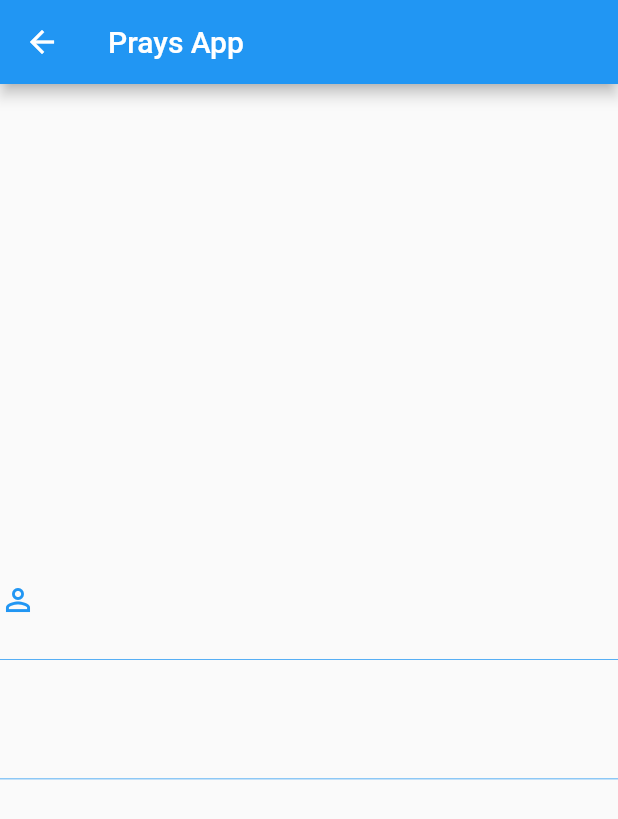
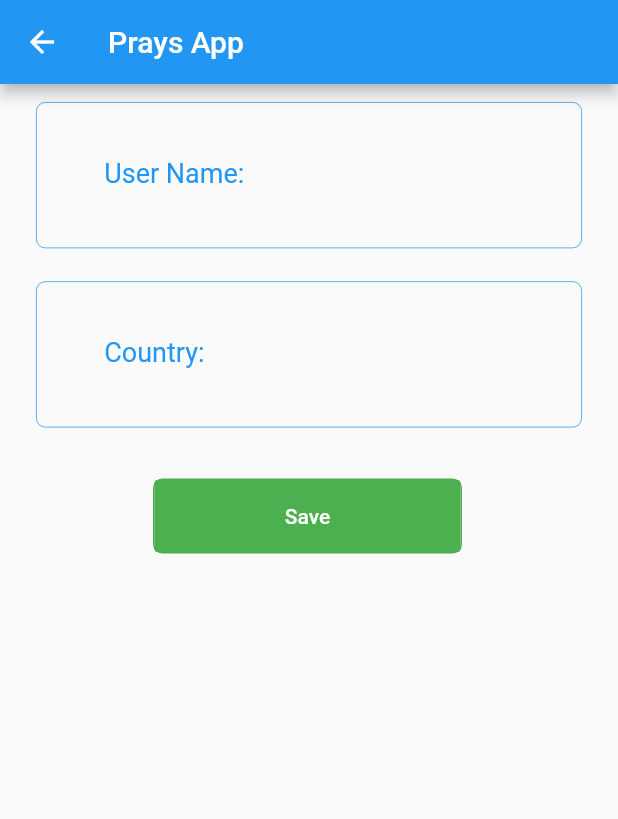
Before and after one commit to Jongui/PrayerApp, a Flutter app: the screen it shows after launch, after a tap on "Edit", on a phone screen of 412 x 824 dp. Shown: the top 819 px of the screen. Run offline on Flutter 3.47's test engine with Material 2 defaults, Android fonts, the phone set to English and light mode, and no system bars; our stand-ins replace firebase_auth, font_awesome_flutter, google_sign_in; accounts and stored records are empty.

Commit message:
Commit edit user and init edit churches.

```diff
--- /dev/null
+++ b/lib/components/edit_button.dart
@@ -0,0 +1,32 @@
+import 'package:flutter/material.dart';
+
+class EditButton extends StatelessWidget {
+
+  final VoidCallback onPressed;
+  final Size screenSize;
+
+  EditButton({this.onPressed, this.screenSize});
+
+  @override
+  Widget build(BuildContext context) {
+    return Container(
+        height: screenSize.height / 20,
+        width: screenSize.width / 4,
+        margin: EdgeInsets.only(left: 18.0),
+        padding: const EdgeInsets.all(0.0),
+        decoration: new BoxDecoration(
+            border: new Border.all(color: Colors.blue),
+            borderRadius: BorderRadius.circular(6.25),
+            shape: BoxShape.rectangle
+        ),
+        child: RaisedButton(
+            onPressed: onPressed,
+            elevation: 0.0,
+            color: Colors.white30,
+            disabledColor: Colors.blueGrey,
+            splashColor: Colors.blue,
+            child: Text('Edit'))
+    );
+  }
+
+}
--- /dev/null
+++ b/lib/components/input_field_area.dart
@@ -0,0 +1,57 @@
+import 'package:flutter/material.dart';
+
+class InputFieldArea extends StatelessWidget {
+  final String hint;
+  final String labelText;
+  final bool obscure;
+  final IconData icon;
+  final TextEditingController controller;
+  InputFieldArea({this.hint, this.obscure, this.icon, this.controller, this.labelText});
+  @override
+  Widget build(BuildContext context) {
+    return (new Container(
+      decoration: new BoxDecoration(
+        border: new Border(
+          bottom: new BorderSide(
+            width: 0.5,
+            color: Colors.blue,
+          ),
+          top:  new BorderSide(
+            width: 0.5,
+            color: Colors.blue,
+          ),
+          left:  new BorderSide(
+            width: 0.5,
+            color: Colors.blue,
+          ),
+          right:  new BorderSide(
+            width: 0.5,
+            color: Colors.blue,
+          ),
+        ),
+          borderRadius: BorderRadius.circular(6.25),
+          shape: BoxShape.rectangle
+      ),
+      child: new TextFormField(
+        obscureText: obscure,
+        style: const TextStyle(
+          color: Colors.blueGrey,
+        ),
+        controller: controller,
+        decoration: new InputDecoration(
+          icon: new Icon(
+            icon,
+            color: Colors.blue,
+          ),
+          border: InputBorder.none,
+          hintText: hint,
+          hintStyle: const TextStyle(color: Colors.blueGrey, fontSize: 15.0),
+          labelText: labelText != null ? labelText : '',
+          labelStyle: const TextStyle(color: Colors.blue, fontSize: 18.0),
+          contentPadding: const EdgeInsets.only(
+              top: 30.0, right: 30.0, bottom: 30.0, left: 5.0),
+        ),
+      ),
+    ));
+  }
+}
--- /dev/null
+++ b/lib/components/save_button.dart
@@ -0,0 +1,34 @@
+import 'package:flutter/material.dart';
+
+class SaveButton extends StatelessWidget {
+
+  final VoidCallback onPressed;
+  final double height;
+  final double width;
+
+  SaveButton({this.onPressed, this.height, this.width} );
+
+  @override
+  Widget build(BuildContext context) {
+    return Container(
+        height: height,
+        width: width,
+        margin: EdgeInsets.only(left: 18.0),
+        padding: const EdgeInsets.all(0.0),
+        decoration: new BoxDecoration(
+            border: new Border.all(color: Colors.green),
+            borderRadius: BorderRadius.circular(6.25),
+            shape: BoxShape.rectangle
+        ),
+        child: RaisedButton(
+            onPressed: onPressed,
+            elevation: 0.0,
+            color: Colors.green,
+            textColor: Colors.white,
+            disabledColor: Colors.greenAccent,
+            splashColor: Colors.green,
+            child: Text('Save'))
+    );
+  }
+
+}
--- a/lib/model/user.dart
+++ b/lib/model/user.dart
@@ -4,9 +4,10 @@ class User{
   String userName;
   String city;
   String country;
+  String token;
   int church;
 
-  User({this.idUser, this.email, this.userName, this.city, this.country, this.church});
+  User({this.idUser, this.email, this.userName, this.city, this.country, this.church, this.token});
 
   factory User.fromJson(Map<String, dynamic> userJson){
     return User(
--- a/lib/screens/edit_user_screen/edit_user_screen.dart
+++ b/lib/screens/edit_user_screen/edit_user_screen.dart
@@ -1,5 +1,10 @@
 import 'package:flutter/material.dart';
+import 'package:prayer_app/components/input_field_area.dart';
+import 'package:prayer_app/components/save_button.dart';
+import 'package:prayer_app/model/church.dart';
 import 'package:prayer_app/model/user.dart';
+import 'package:prayer_app/utils/church_http.dart';
+import 'package:prayer_app/utils/user_http.dart';
 
 class EditUserScreen extends StatelessWidget {
 
@@ -27,81 +32,164 @@ class EditUserScreenState extends StatefulWidget {
 
 class _EditUserScreenState extends State<EditUserScreenState>{
 
+  final String _loading = 'Loading';
+  TextEditingController _userNameController = new TextEditingController();
+  TextEditingController _countryController = new TextEditingController();
+
+  String _churchName = '';
+  Size _screenSize;
+  String _newName = '';
+  String _newCountry = '';
+  User _user;
+
+  @override
+  initState(){
+    super.initState();
+    _userNameController.addListener(_onUserNameChanged);
+    _countryController.addListener(_onCountryChanged);
+    _churchName = _loading;
+  }
+
   @override
   Widget build(BuildContext context) {
-
+    _user = this.widget.user;
+    if(_churchName == _loading)
+      _loadChurch(_user.church, _user.token);
+    _screenSize = MediaQuery.of(context).size;
     return Scaffold(
       appBar: AppBar(
         title: Text('Prays App'),
       ),
-      body: _buildInputForm(),
+      body: Builder(builder: (context) => _buildInputForm(context)),
     );
   }
 
-  Widget _buildInputForm(){
+  void _onUserNameChanged(){
+    _newName = _userNameController.text;
+  }
+
+  void _onCountryChanged(){
+    _newCountry = _countryController.text;
+  }
+
+  Widget _buildInputForm(BuildContext context){
     Size screenSize = MediaQuery.of(context).size;
     EditUserScreenState state = this.widget;
     return Container(
       width: screenSize.width,
       height: screenSize.height,
       child: new Column(
-        mainAxisAlignment: MainAxisAlignment.spaceEvenly,
+        mainAxisAlignment: MainAxisAlignment.start,
+        crossAxisAlignment: CrossAxisAlignment.start,
         children: <Widget>[
           new Form(
               child: new Column(
                 mainAxisAlignment: MainAxisAlignment.start,
                 children: <Widget>[
-                  new InputFieldArea(
-                    hint: state.user.userName,
-                    obscure: false,
-                    icon: Icons.person_outline,
-                  ),
-                  new InputFieldArea(
-                    hint: state.user.country,
-                    obscure: false,
-                  ),
+                  _buildUserNameInputField(state.user.userName),
+                  _buildCountryInputField(state.user.country),
+                  //_buildChurchInputField(_churchName),
+                  _buildBarButton(context),
                 ],
-              )),
+              ),
+          ),
         ],
       ),
     );
   }
 
-}
+  Widget _buildUserNameInputField(String userName){
+    return Container(
+      padding: EdgeInsets.only(left: 24.0, right: 24.0, top: 12.0, bottom: 10.0),
+      child: InputFieldArea(
+        hint: userName,
+        obscure: false,
+        controller: _userNameController,
+        labelText: 'User Name:',
+      ),
+    );
+  }
 
-class InputFieldArea extends StatelessWidget {
-  final String hint;
-  final bool obscure;
-  final IconData icon;
-  InputFieldArea({this.hint, this.obscure, this.icon});
-  @override
-  Widget build(BuildContext context) {
-    return (new Container(
-      decoration: new BoxDecoration(
-        border: new Border(
-          bottom: new BorderSide(
-            width: 0.5,
-            color: Colors.blue,
+  Widget _buildCountryInputField(String country){
+    return Container(
+        padding: EdgeInsets.only(left: 24.0, right: 24.0, top: 12.0, bottom: 10.0),
+        child: InputFieldArea(
+          hint: country,
+          obscure: false,
+          controller: _countryController,
+          labelText: 'Country:',
+        )
+    );
+  }
+
+//  Widget _buildChurchInputField(String church){
+//    _dropDownMenuItems = new List();
+//    _dropDownMenuItems.add(DropdownMenuItem(
+//        value: _loading,
+//        child: Text(_loading)
+//      )
+//    );
+//    return Container(
+//      padding: EdgeInsets.only(left: 24.0, right: 24.0, top: 12.0, bottom: 10.0),
+//        child:  DropdownButton(
+//          value: _loading,
+//          items: _dropDownMenuItems,
+//          onChanged: (church) {
+//            print(church);
+//        }
+//        ),
+//    );
+//  }
+
+  _loadChurch(int idChurch, String token) async {
+    Church church = await ChurchHttp().fetchChurch(idChurch, token);
+    setState(() {
+      _churchName = church.name;
+    });
+  }
+
+  Widget _buildBarButton(BuildContext context){
+    return Container(
+      padding: EdgeInsets.only(top: 24.0, left: 84.0),
+      child: Row(
+          children: <Widget>[
+            SaveButton(
+              height: 50.0,
+              width: _screenSize.width / 2,
+              onPressed: () =>_savedButtonPressed(context),
+            ),
+          ],
+        )
+    );
+  }
+
+  _savedButtonPressed(BuildContext context) async{
+    if(_newName == '' && _newCountry == '')
+      return;
+    if(_newName != '')
+      _user.userName = _newName;
+    if(_newCountry != '')
+      _user.country = _newCountry;
+    int response = await UserHttp().putUser(_user);
+    if(response == 200){
+      final snackBar = SnackBar(
+        content: Text('User updated!',
+        style: TextStyle(
+            color: Colors.green
           ),
         ),
-      ),
-      child: new TextFormField(
-        obscureText: obscure,
-        style: const TextStyle(
-          color: Colors.blue,
+      );
+      Scaffold.of(context).showSnackBar(snackBar);
+    } else {
+      final snackBar = SnackBar(
+        content: Text('Error while updating',
+          style: TextStyle(
+              color: Colors.red
+          ),
         ),
-        decoration: new InputDecoration(
-          icon: new Icon(
-            icon,
-            color: Colors.blue,
-          ),
-          border: InputBorder.none,
-          hintText: hint,
-          hintStyle: const TextStyle(color: Colors.blue, fontSize: 15.0),
-          contentPadding: const EdgeInsets.only(
-              top: 30.0, right: 30.0, bottom: 30.0, left: 5.0),
-        ),
-      ),
-    ));
+      );
+      Scaffold.of(context).showSnackBar(snackBar);
+    }
   }
+
 }
--- a/lib/screens/home_screen/home_screen.dart
+++ b/lib/screens/home_screen/home_screen.dart
@@ -2,11 +2,11 @@ import 'package:flutter/material.dart';
 
 import 'package:firebase_auth/firebase_auth.dart';
 import 'package:prayer_app/model/church.dart';
+import 'package:prayer_app/screens/home_screen/views/home_view.dart';
 import 'package:prayer_app/utils/church_http.dart';
 import 'package:prayer_app/utils/user_http.dart';
 
 import 'package:prayer_app/model/user.dart';
-import 'package:prayer_app/screens/home_screen/components/home_view.dart';
 
 class HomeScreen extends StatelessWidget {
 
@@ -33,11 +33,11 @@ class _HomeScreenState extends State<PrayerAppHomeScreen> {
   _handleSignIn() async {
     _firebaseUser = await UserHttp().performFirebaseSignIn();
     _user = await UserHttp().fetchUser(_firebaseUser);
-    String token = await _firebaseUser.getIdToken(refresh: false);
+    _user.token = await _firebaseUser.getIdToken(refresh: false);
     if(_user == null){
       _user = await UserHttp().createUser(_firebaseUser);
     }
-    _church = await ChurchHttp().fetchChurch(_user.church, token);
+    _church = await ChurchHttp().fetchChurch(_user.church, _user.token);
     setState(() {
     });
   }
--- a/lib/screens/home_screen/components/home_view.dart
+++ b/lib/screens/home_screen/views/home_view.dart
@@ -2,7 +2,8 @@ import 'package:flutter/material.dart';
 import 'package:prayer_app/model/church.dart';
 
 import 'package:prayer_app/model/user.dart';
-import 'package:prayer_app/screens/home_screen/components/home_view_header.dart';
+import 'package:prayer_app/screens/home_screen/views/home_view_actions.dart';
+import 'package:prayer_app/screens/home_screen/views/home_view_header.dart';
 
 class HomeView extends StatelessWidget{
 
@@ -23,6 +24,7 @@ class HomeView extends StatelessWidget{
     return new ListView(
       children: <Widget>[
         HomeViewHeader(user.userName, user.country, avatarUrl, church.name, user),
+        HomeViewActions(),
       ]
     );
   }
--- /dev/null
+++ b/lib/screens/home_screen/views/home_view_actions.dart
@@ -0,0 +1,44 @@
+import 'package:flutter/material.dart';
+import 'package:font_awesome_flutter/font_awesome_flutter.dart';
+
+class HomeViewActions extends StatelessWidget{
+
+  Size _screenSize;
+
+  @override
+  Widget build(BuildContext context) {
+    _screenSize = MediaQuery.of(context).size;
+    return new Container(
+      width: _screenSize.width,
+      height: _screenSize.height / 3,
+      color: Colors.white30,
+      child: new GridView.count(
+          crossAxisCount: 2,
+          childAspectRatio: 1.0,
+          padding: const EdgeInsets.all(4.0),
+          mainAxisSpacing: 4.0,
+          crossAxisSpacing: 4.0,
+          children: <Widget>[
+            Container(
+              width: 50.0,
+              height: 50.0,
+              padding: const EdgeInsets.all(0.0),//I used some padding without fixed width and height
+              decoration: new BoxDecoration(
+                shape: BoxShape.circle,
+              ),
+              child: IconButton(
+                // Use the FontAwesomeIcons class for the IconData
+                icon: Icon(FontAwesomeIcons.church,
+                color: Colors.lightBlueAccent,),
+                alignment: Alignment.center,
+                padding: EdgeInsets.all(0.0),
+                onPressed: () { print("Pressed"); },
+
+              ),
+            ),
+          ]
+      ),
+    );
+  }
+
+}
--- a/lib/screens/home_screen/components/home_view_header.dart
+++ b/lib/screens/home_screen/views/home_view_header.dart
@@ -1,4 +1,5 @@
 import 'package:flutter/material.dart';
+import 'package:prayer_app/components/edit_button.dart';
 import 'package:prayer_app/model/user.dart';
 import 'package:prayer_app/screens/edit_user_screen/edit_user_screen.dart';
 
@@ -93,33 +94,17 @@ class HomeViewHeader extends StatelessWidget {
   }
 
   Widget _buildBarButton(BuildContext context){
-    Container btnEdit = Container(
-      height: _screenSize.height / 20,
-      width: _screenSize.width / 4,
-      margin: EdgeInsets.only(left: 18.0),
-      padding: const EdgeInsets.all(0.0),
-      decoration: new BoxDecoration(
-          border: new Border.all(color: Colors.blueAccent),
-          borderRadius: BorderRadius.circular(6.25),
-          shape: BoxShape.rectangle
-      ),
-      child: RaisedButton(
+    return Row(
+      children: <Widget>[
+        EditButton(
           onPressed: () {
             Navigator.of(context).push(
-              new MaterialPageRoute(
-                  builder: (context) => new EditUserScreen(user)
-              )
-            );
-            },
-          elevation: 0.0,
-          color: Colors.white30,
-          disabledColor: Colors.blueGrey,
-          splashColor: Colors.blue,
-          child: Text('Edit'))
-    );
-    return Row(
-      children: <Widget>[
-        btnEdit,
+                new MaterialPageRoute(
+                    builder: (context) => new EditUserScreen(user)
+                ));
+          },
+          screenSize: _screenSize,
+        )
       ],
     );
   }
--- a/lib/utils/church_http.dart
+++ b/lib/utils/church_http.dart
@@ -4,7 +4,7 @@ import 'dart:convert';
 import 'package:prayer_app/model/church.dart';
 import 'package:http/http.dart' as http;
 
-class ChurchHttp{
+class ChurchHttp {
   static final ChurchHttp _churchHttp = new ChurchHttp._internal();
 
   factory ChurchHttp(){
@@ -16,18 +16,16 @@ class ChurchHttp{
   Future<Church> fetchChurch(int idChurch, String token) async {
     String url = 'http://192.168.1.9:8080/api/v1/church/' + idChurch.toString();
     final response =
-        await http.get(url,
-          headers: {"authorization": "Basic " + token}
-        );
+    await http.get(url,
+        headers: {"authorization": "Basic " + token}
+    );
     try {
       var jsonVar = json.decode(response.body);
       if (response.statusCode == 200 && jsonVar != null) {
-        print(response.body);
         return Church.fromJson(jsonVar);
       }
-    } catch (e){
-      return null;
+    } catch (e) {
+      return Church();
     }
   }
-
 }
--- a/lib/utils/user_http.dart
+++ b/lib/utils/user_http.dart
@@ -45,7 +45,6 @@ class UserHttp{
       var value = jsonVar['value'];
       var userJson = value[0];
       if (response.statusCode == 200 && userJson != null) {
-        print(response.body);
         return User.fromJson(userJson);
       }
     } catch (e){
@@ -73,4 +72,16 @@ class UserHttp{
     return firebaseUser;
   }
 
+  Future<int> putUser(User user) async{
+    final response =
+        await http.put('http://192.168.1.9:8080/api/v1/user/' + user.idUser.toString(),
+          headers: {
+            "Content-Type": "application/json",
+            "authorization": "Basic " + user.token
+          },
+          body: json.encode(user),
+        );
+    return response.statusCode;
+  }
+
 }
--- a/pubspec.yaml
+++ b/pubspec.yaml
@@ -19,6 +19,7 @@ dependencies:
     sdk: flutter
   google_sign_in: ^3.2.1
   firebase_auth: ^0.6.2+1
+  font_awesome_flutter: 8.2.0
 
   # The following adds the Cupertino Icons font to your application.
   # Use with the CupertinoIcons class for iOS style icons.
@@ -28,7 +29,7 @@ dev_dependencies:
   flutter_test:
     sdk: flutter
   intl_translation: "^0.17.1"
-  http: "^0.11.3+17"
+  http: "0.12.0"
 
 # For information on the generic Dart part of this file, see the
 # following page: https://www.dartlang.org/tools/pub/pubspec
```
